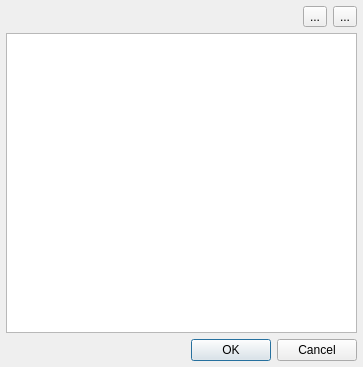
Qt form spinetoolbox/ui/add_parameter_values.ui (spine-tools/Spine-Toolbox) before a commit.
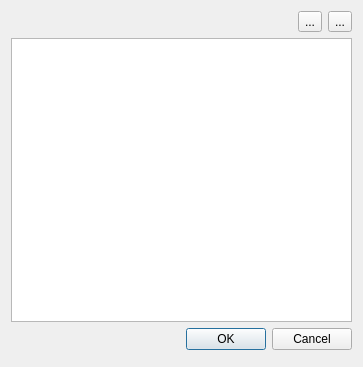
The same form after that commit. Icons and pictures are not drawn. Custom widgets are drawn as their Qt base class.

```diff
--- a/spinetoolbox/ui/add_parameter_values.ui
+++ b/spinetoolbox/ui/add_parameter_values.ui
@@ -33,39 +33,7 @@
   <property name="windowTitle">
    <string>Add parameter values</string>
   </property>
-  <layout class="QVBoxLayout" name="verticalLayout_2">
-   <property name="spacing">
-    <number>0</number>
-   </property>
-   <property name="leftMargin">
-    <number>0</number>
-   </property>
-   <property name="topMargin">
-    <number>0</number>
-   </property>
-   <property name="rightMargin">
-    <number>0</number>
-   </property>
-   <property name="bottomMargin">
-    <number>0</number>
-   </property>
-   <item>
     <layout class="QVBoxLayout" name="verticalLayout">
-     <property name="spacing">
-      <number>6</number>
-     </property>
-     <property name="leftMargin">
-      <number>6</number>
-     </property>
-     <property name="topMargin">
-      <number>6</number>
-     </property>
-     <property name="rightMargin">
-      <number>6</number>
-     </property>
-     <property name="bottomMargin">
-      <number>6</number>
-     </property>
      <item>
       <layout class="QHBoxLayout" name="horizontalLayout">
        <item>
@@ -117,8 +85,6 @@
        </property>
       </widget>
      </item>
-    </layout>
-   </item>
    <item>
     <layout class="QHBoxLayout" name="horizontalLayout_statusbar_placeholder">
      <item>
```
Left out of the diff: 14 changed lines with no effect on the pictures. Lines whose indentation alone changed are shown as unchanged.
